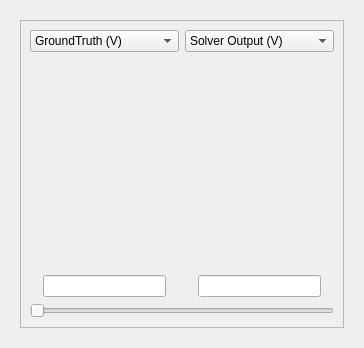
Old version of the form src/solverresultsgraphicwidget.ui in the repository DanielaCabiddu/PEMesh.2.
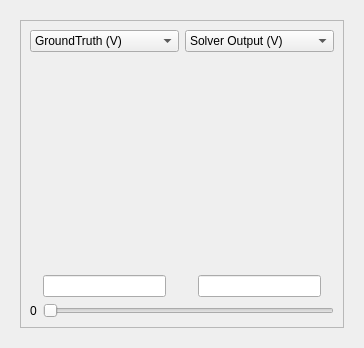
New version of the form. Custom widgets are drawn as their Qt base class.

Commit message: mesh index next to the slider in solver results

What changed in the file:
```diff
--- a/src/solverresultsgraphicwidget.ui
+++ b/src/solverresultsgraphicwidget.ui
@@ -153,7 +153,14 @@
            </property>
           </widget>
          </item>
-         <item row="5" column="0" colspan="6">
+         <item row="3" column="0">
+          <widget class="QLabel" name="mesh_id_label">
+           <property name="text">
+            <string>0</string>
+           </property>
+          </widget>
+         </item>
+         <item row="3" column="1" colspan="5">
           <widget class="QSlider" name="t_slider">
            <property name="orientation">
             <enum>Qt::Orientation::Horizontal</enum>
```
The commit also changes 1 other file.
